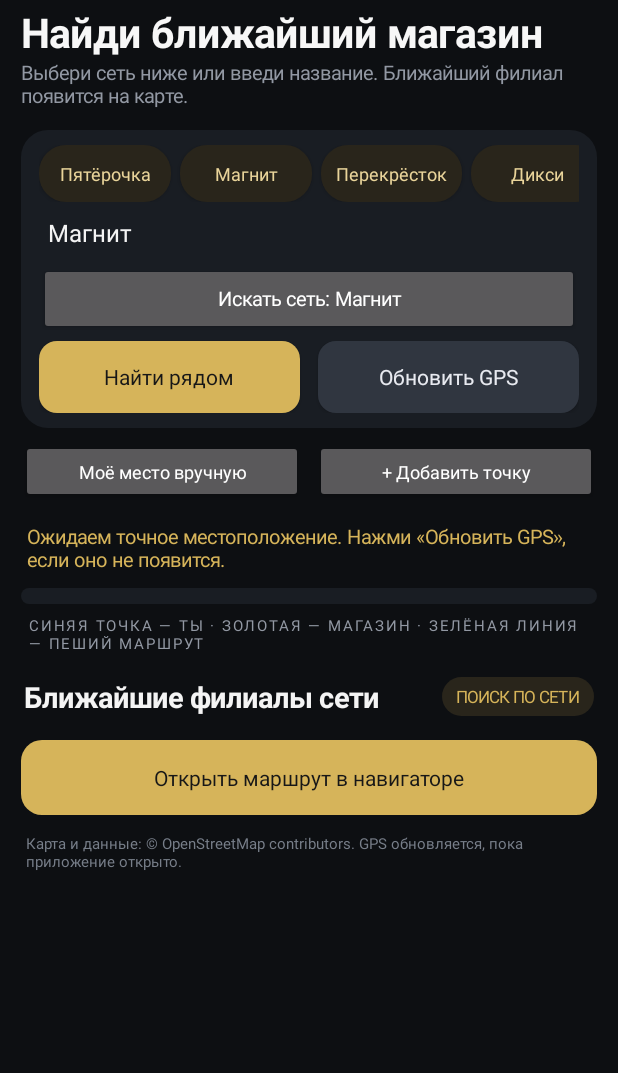
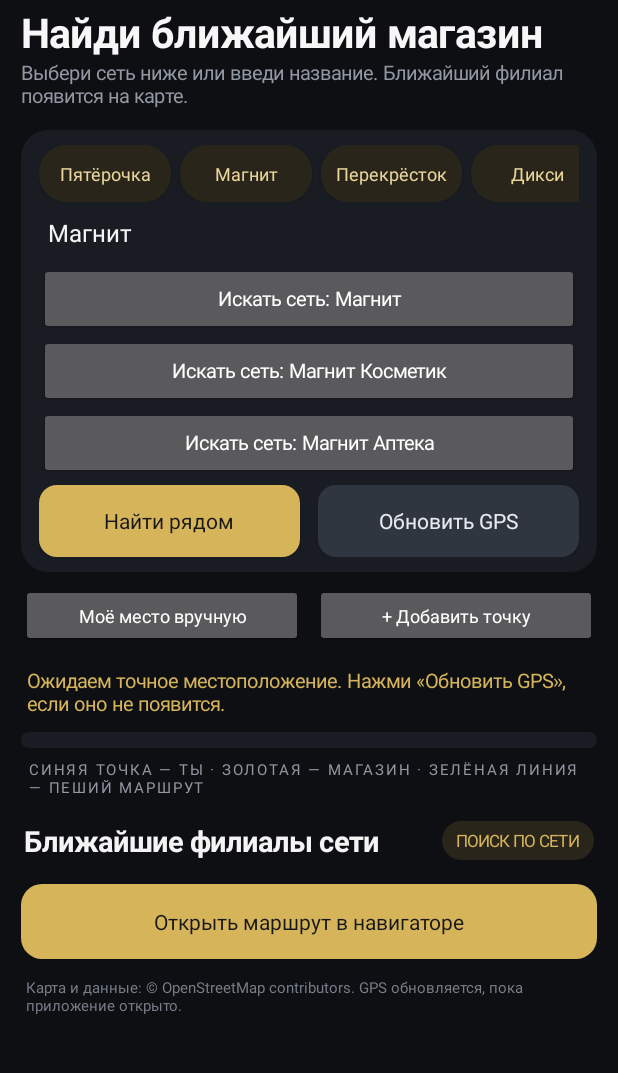
Before and after one commit to AndreyDobryi/MagazinRyadom, an Android app: the screen it shows after launch (MainActivity), after a tap on "Магнит", on a phone screen of 412 x 824 dp, the part 41-1114 px from its top. Run offline under Robolectric (Android 15) with nearby library versions, the phone set to English and light mode, and no system bars; 6 statements that could not run were skipped; 1 other tap on this screen came first.

Commit message:
Expand store suggestions and explicitly select nearest branch

```diff
--- a/app/src/main/java/ru/magazinryadom/MainActivity.kt
+++ b/app/src/main/java/ru/magazinryadom/MainActivity.kt
@@ -159,7 +159,13 @@ class MainActivity : Activity() {
             clipToPadding = false
         }
         val quickRow = LinearLayout(this).apply { orientation = LinearLayout.HORIZONTAL }
-        listOf("Пятёрочка", "Магнит", "Перекрёсток", "Дикси", "Лента", "ВкусВилл", "Чижик", "Верный", "Монетка", "Светофор", "Ашан", "METRO", "Аптека").forEach { network ->
+        listOf(
+            "Пятёрочка", "Магнит", "Перекрёсток", "Дикси", "Лента", "ВкусВилл",
+            "Чижик", "Верный", "Монетка", "Светофор", "Ашан", "METRO",
+            "Спортмастер", "Детский мир", "Fix Price", "DNS", "М.Видео",
+            "Эльдорадо", "Золотое Яблоко", "Подружка", "Лемана ПРО", "OBI",
+            "Петрович", "Максидом", "Самокат", "Яндекс Лавка", "Аптека"
+        ).forEach { network ->
             val chip = Button(this).apply {
                 text = network
                 isAllCaps = false
@@ -328,8 +334,13 @@ class MainActivity : Activity() {
 
         // Suggestions are network names, not individual geocoded branches.
         val networks = listOf(
-            "Пятёрочка", "Магнит", "Перекрёсток", "Дикси", "Лента",
-            "Ашан", "ВкусВилл", "Чижик", "Верный", "Монетка", "Светофор", "METRO", "Супермаркет", "Аптека"
+            "Пятёрочка", "Магнит", "Магнит Косметик", "Магнит Аптека", "Перекрёсток",
+            "Дикси", "Лента", "Ашан", "ВкусВилл", "Чижик", "Верный", "Монетка",
+            "Светофор", "О'КЕЙ", "METRO", "Самокат", "Спортмастер", "Детский мир",
+            "Fix Price", "DNS", "М.Видео", "Эльдорадо", "Золотое Яблоко", "Подружка",
+            "Лемана ПРО", "OBI", "Петрович", "Максидом", "Касторама", "Яндекс Лавка",
+            "Вкусно и точка", "Бургер Кинг", "Rostic's", "Теремок", "Горздрав", "Ригла",
+            "36,6", "Супермаркет", "Аптека"
         )
         fun key(value: String) = value.lowercase(Locale.ROOT).replace('ё', 'е').replace(Regex("\\s+"), " ").trim()
         val normalizedQuery = key(query)
@@ -388,16 +399,20 @@ class MainActivity : Activity() {
         executor.execute {
             try {
                 val found = StoreRepository.search(location.latitude, location.longitude, query, this)
+                // Final local ranking is recalculated against the exact location captured for this search.
+                val nearestFirst = found
+                    .map { it.copy(distance = StoreRepository.distance(location.latitude, location.longitude, it.lat, it.lon)) }
+                    .sortedBy { it.distance }
                 runOnUiThread {
                     results.removeAllViews()
-                    if (found.isEmpty()) {
+                    if (nearestFirst.isEmpty()) {
                         info.text = "В радиусе 12 км филиалы «$query» не найдены. Попробуй другое написание или обнови GPS."
                         mapPage.show(location.latitude, location.longitude, emptyList())
                     } else {
-                        info.text = "Найдено филиалов: ${found.size}. Выбран ближайший — ${found.first().name}. На экране показаны ближайшие 10."
-                        found.take(10).forEach { addStoreCard(it) }
-                        mapPage.show(location.latitude, location.longitude, found.take(10))
-                        chooseStore(found.first(), query)
+                        info.text = "Найдено филиалов: ${nearestFirst.size}. Выбран ближайший — ${nearestFirst.first().name} (${formatDistance(nearestFirst.first().distance)} от тебя). На экране показаны ближайшие 10."
+                        nearestFirst.take(10).forEach { addStoreCard(it) }
+                        mapPage.show(location.latitude, location.longitude, nearestFirst.take(10))
+                        chooseStore(nearestFirst.first(), query)
                     }
                 }
             } catch (e: Exception) {
```
